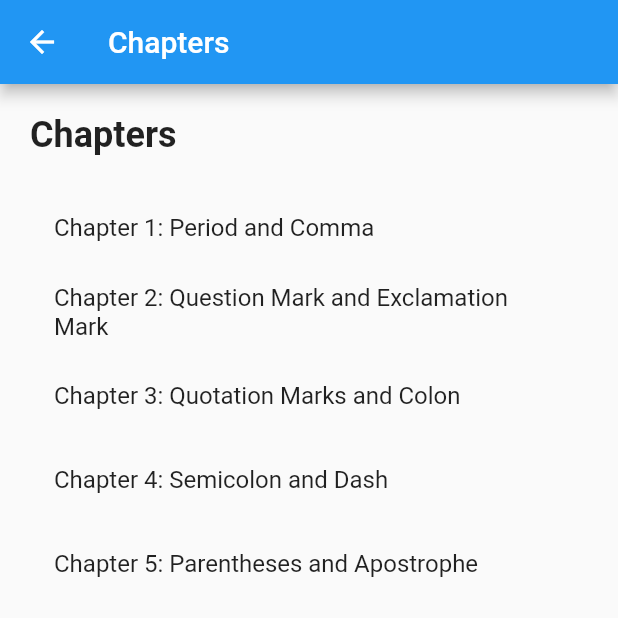
After one commit to jamal-o/punc_quest, a Flutter app: the ChaptersScreen screen opened directly, on a phone screen of 412 x 824 dp, the top half of it. The commit adds this screen. Run offline on Flutter 3.47's test engine with Material 2 defaults, Android fonts, the phone set to English and light mode, and no system bars; our stand-ins replace go_router.

Commit message:
some functionality, complete till  intro screen

```diff
--- a/lib/constants.dart
+++ b/lib/constants.dart
@@ -1,2 +1,4 @@
 const onboardingScreen = 'onboardingScreen';
 const punctuationMarksScreen = 'punctuationMarksScreen';
+const lessonsScreen = 'lessonsScreen';
+const challengeScreen = 'challengeScreen';
--- /dev/null
+++ b/lib/screens/chapters_screen.dart
@@ -0,0 +1,81 @@
+import 'package:flutter/material.dart';
+
+class ChaptersScreen extends StatelessWidget {
+  const ChaptersScreen({super.key});
+
+  @override
+  Widget build(BuildContext context) {
+    return Scaffold(
+      appBar: AppBar(
+        title: const Text('Chapters'),
+      ),
+      body: Padding(
+        padding: const EdgeInsets.all(20.0),
+        child: Column(
+          crossAxisAlignment: CrossAxisAlignment.start,
+          children: [
+            const Text(
+              'Chapters',
+              style: TextStyle(
+                fontSize: 24.0,
+                fontWeight: FontWeight.bold,
+              ),
+            ),
+            const SizedBox(height: 20.0),
+            ChapterTile(
+              chapterTitle: 'Chapter 1: Period and Comma',
+              onTap: () {
+                // Handle navigation to Chapter 1 page
+              },
+            ),
+            ChapterTile(
+              chapterTitle: 'Chapter 2: Question Mark and Exclamation Mark',
+              onTap: () {
+                // Handle navigation to Chapter 2 page
+              },
+            ),
+            ChapterTile(
+              chapterTitle: 'Chapter 3: Quotation Marks and Colon',
+              onTap: () {
+                // Handle navigation to Chapter 3 page
+              },
+            ),
+            ChapterTile(
+              chapterTitle: 'Chapter 4: Semicolon and Dash',
+              onTap: () {
+                // Handle navigation to Chapter 4 page
+              },
+            ),
+            ChapterTile(
+              chapterTitle: 'Chapter 5: Parentheses and Apostrophe',
+              onTap: () {
+                // Handle navigation to Chapter 5 page
+              },
+            ),
+          ],
+        ),
+      ),
+    );
+  }
+}
+
+class ChapterTile extends StatelessWidget {
+  final String chapterTitle;
+  final Function onTap;
+
+  ChapterTile({
+    super.key,
+    required this.chapterTitle,
+    required this.onTap,
+  });
+
+  @override
+  Widget build(BuildContext context) {
+    return ListTile(
+      title: Text(chapterTitle),
+      onTap: () {
+        onTap();
+      },
+    );
+  }
+}
--- a/lib/screens/screens.dart
+++ b/lib/screens/screens.dart
@@ -1,4 +1,5 @@
 import 'package:punc_quest/screens/onboarding_screen.dart';
 
-export 'punctuation_marks_screen.dart';
+export 'punctuation_intro_screen.dart';
 export 'onboarding_screen.dart';
+export 'chapters_screen.dart';
```
Also changed, not shown: lib/models/lesson_model.dart (added, +7 -0 lines), lib/screens/lesson_screen.dart (added, +91 -0 lines), lib/screens/punctuation_intro_screen.dart (added, +77 -0 lines).
